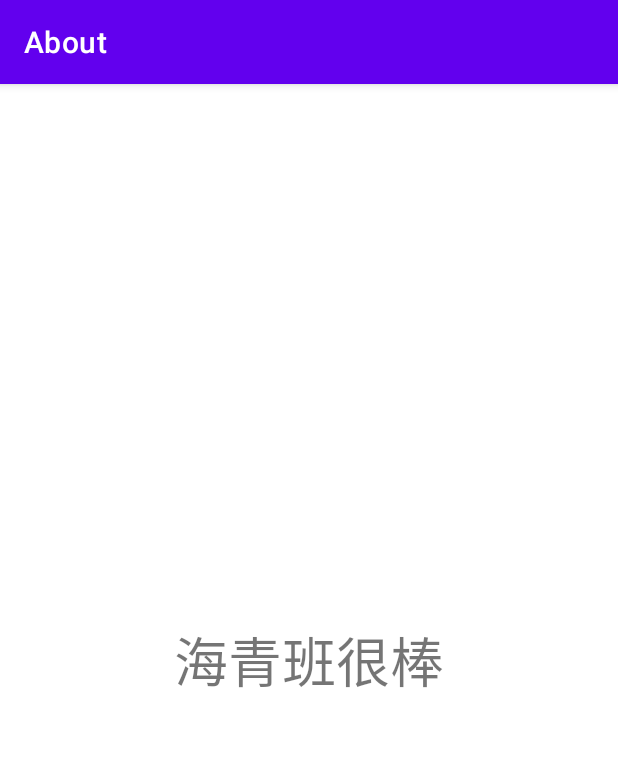
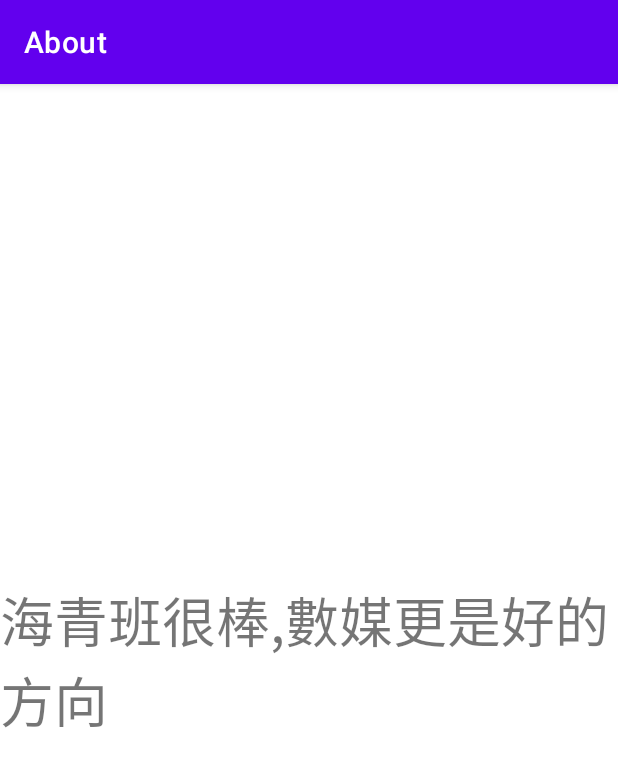
Before and after one commit to tcyang1971/AboutTcyang, an Android app: the screen it shows after launch (MainActivity), after a tap on "子青您好!", on a phone screen of 412 x 824 dp. Shown: the top 767 px of the screen. Run offline under Robolectric (Android 15) with nearby library versions, the phone set to English and light mode, and no system bars; 1 other tap on this screen came first.

Commit message:
v.2(楊子青)

```diff
--- a/app/src/main/java/tw/edu/pu/csim/tcyang/about/MainActivity.kt
+++ b/app/src/main/java/tw/edu/pu/csim/tcyang/about/MainActivity.kt
@@ -14,7 +14,7 @@ class MainActivity : AppCompatActivity() {
         txv = findViewById(R.id.txv)
         txv.setOnClickListener({
             if (txv.text == "子青您好!"){
-                txv.text = "海青班很棒"
+                txv.text = "海青班很棒,數媒更是好的方向"
             }
             else{
                 txv.text = "子青您好!"
```
